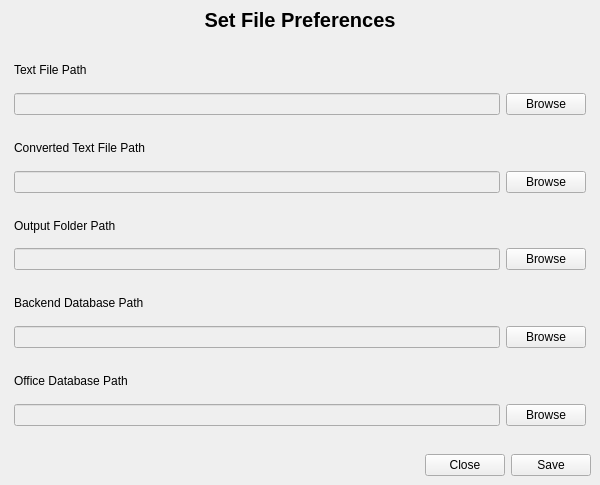
The window that src/ui/FileLocationDialog.ui (layup/LIMS) describes before a commit, drawn with Qt 5.
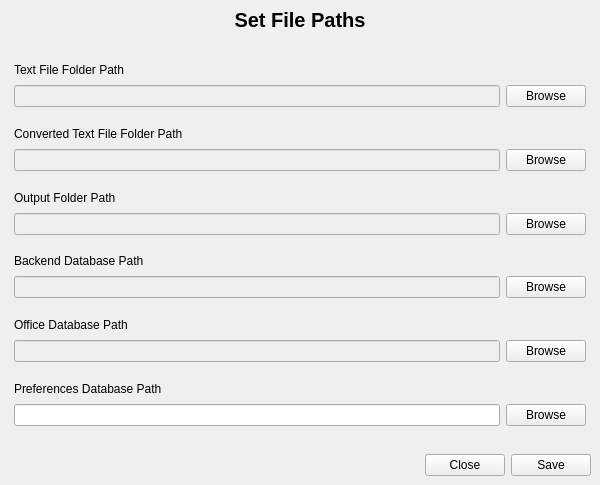
The same window after the commit.

What changed in the file:
```diff
--- a/src/ui/FileLocationDialog.ui
+++ b/src/ui/FileLocationDialog.ui
@@ -73,7 +73,7 @@
          </font>
         </property>
         <property name="text">
-         <string>Set File Preferences</string>
+         <string>Set File Paths</string>
         </property>
         <property name="alignment">
          <set>Qt::AlignCenter</set>
@@ -86,6 +86,9 @@
    <item>
     <widget class="QWidget" name="container" native="true">
      <layout class="QVBoxLayout" name="verticalLayout_2">
+      <property name="spacing">
+       <number>0</number>
+      </property>
       <property name="leftMargin">
        <number>5</number>
       </property>
@@ -101,6 +104,9 @@
       <item>
        <widget class="QWidget" name="widget_4" native="true">
         <layout class="QVBoxLayout" name="verticalLayout_4">
+         <property name="spacing">
+          <number>0</number>
+         </property>
          <property name="topMargin">
           <number>5</number>
          </property>
@@ -117,7 +123,7 @@
             </font>
            </property>
            <property name="text">
-            <string>Text File Path</string>
+            <string>Text File Folder Path</string>
            </property>
           </widget>
          </item>
@@ -159,6 +165,9 @@
       <item>
        <widget class="QWidget" name="widget_12" native="true">
         <layout class="QVBoxLayout" name="verticalLayout_8">
+         <property name="spacing">
+          <number>0</number>
+         </property>
          <property name="topMargin">
           <number>5</number>
          </property>
@@ -175,7 +184,7 @@
             </font>
            </property>
            <property name="text">
-            <string>Converted Text File Path</string>
+            <string>Converted Text File Folder Path</string>
            </property>
           </widget>
          </item>
@@ -217,6 +226,9 @@
       <item>
        <widget class="QWidget" name="widget_5" native="true">
         <layout class="QVBoxLayout" name="verticalLayout_5">
+         <property name="spacing">
+          <number>0</number>
+         </property>
          <property name="topMargin">
           <number>5</number>
          </property>
@@ -275,6 +287,9 @@
       <item>
        <widget class="QWidget" name="widget_6" native="true">
         <layout class="QVBoxLayout" name="verticalLayout_6">
+         <property name="spacing">
+          <number>0</number>
+         </property>
          <property name="topMargin">
           <number>5</number>
          </property>
@@ -333,6 +348,9 @@
       <item>
        <widget class="QWidget" name="widget_7" native="true">
         <layout class="QVBoxLayout" name="verticalLayout_7">
+         <property name="spacing">
+          <number>0</number>
+         </property>
          <property name="topMargin">
           <number>5</number>
          </property>
@@ -388,6 +406,56 @@
         </layout>
        </widget>
       </item>
+      <item>
+       <widget class="QWidget" name="widget_2" native="true">
+        <layout class="QVBoxLayout" name="verticalLayout_9">
+         <property name="spacing">
+          <number>0</number>
+         </property>
+         <property name="topMargin">
+          <number>5</number>
+         </property>
+         <property name="bottomMargin">
+          <number>5</number>
+         </property>
+         <item>
+          <widget class="QLabel" name="label_2">
+           <property name="text">
+            <string>Preferences Database Path</string>
+           </property>
+          </widget>
+         </item>
+         <item>
+          <widget class="QWidget" name="widget_14" native="true">
+           <layout class="QHBoxLayout" name="horizontalLayout">
+            <property name="leftMargin">
+             <number>0</number>
+            </property>
+            <property name="topMargin">
+             <number>0</number>
+            </property>
+            <property name="rightMargin">
+             <number>0</number>
+            </property>
+            <property name="bottomMargin">
+             <number>0</number>
+            </property>
+            <item>
+             <widget class="QLineEdit" name="line6"/>
+            </item>
+            <item>
+             <widget class="QPushButton" name="browse6">
+              <property name="text">
+               <string>Browse</string>
+              </property>
+             </widget>
+            </item>
+           </layout>
+          </widget>
+         </item>
+        </layout>
+       </widget>
+      </item>
      </layout>
     </widget>
    </item>
```
